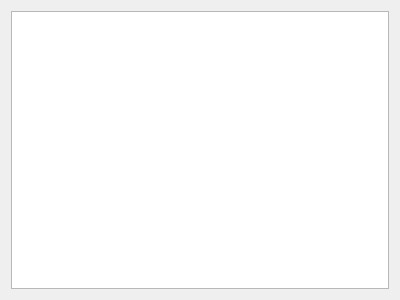
FACT-Team/FactDev, file src/widgets/contributorieswidget.ui: the form before one commit.
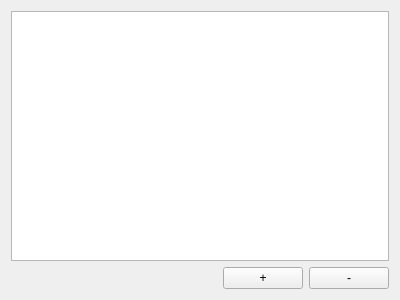
The form after the commit.

```diff
--- a/src/widgets/contributorieswidget.ui
+++ b/src/widgets/contributorieswidget.ui
@@ -14,7 +14,34 @@
    <string>Form</string>
   </property>
   <layout class="QGridLayout" name="gridLayout">
-   <item row="0" column="0">
+   <item row="1" column="1">
+    <widget class="QPushButton" name="pushButton">
+     <property name="text">
+      <string>+</string>
+     </property>
+    </widget>
+   </item>
+   <item row="1" column="2">
+    <widget class="QPushButton" name="pushButton_2">
+     <property name="text">
+      <string>-</string>
+     </property>
+    </widget>
+   </item>
+   <item row="1" column="0">
+    <spacer name="horizontalSpacer">
+     <property name="orientation">
+      <enum>Qt::Horizontal</enum>
+     </property>
+     <property name="sizeHint" stdset="0">
+      <size>
+       <width>40</width>
+       <height>20</height>
+      </size>
+     </property>
+    </spacer>
+   </item>
+   <item row="0" column="0" colspan="3">
     <widget class="QTableView" name="tblContributories"/>
    </item>
   </layout>
```
Left out of the diff: 39 changed lines with no effect on the pictures.
